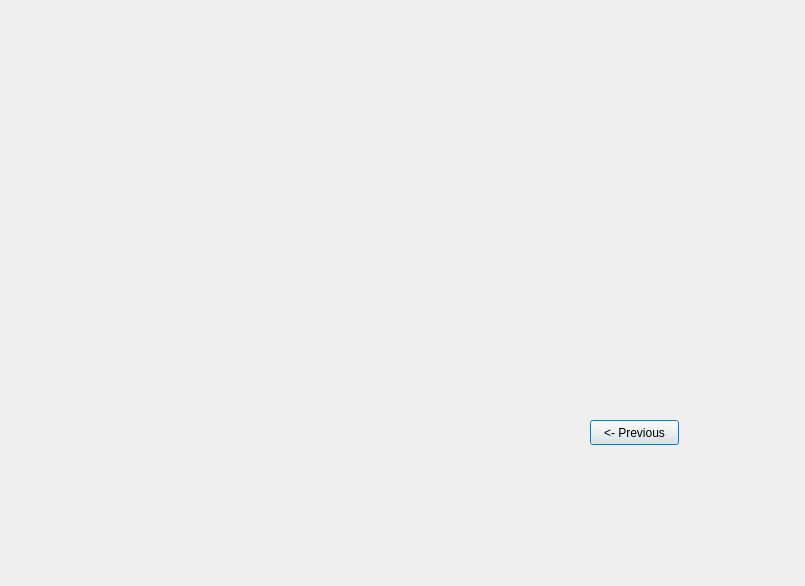
This is secondscreen.ui in Awsaf780/QT-RealTime-Data-Plot as Qt 5 draws it before an edit. The edited form follows.
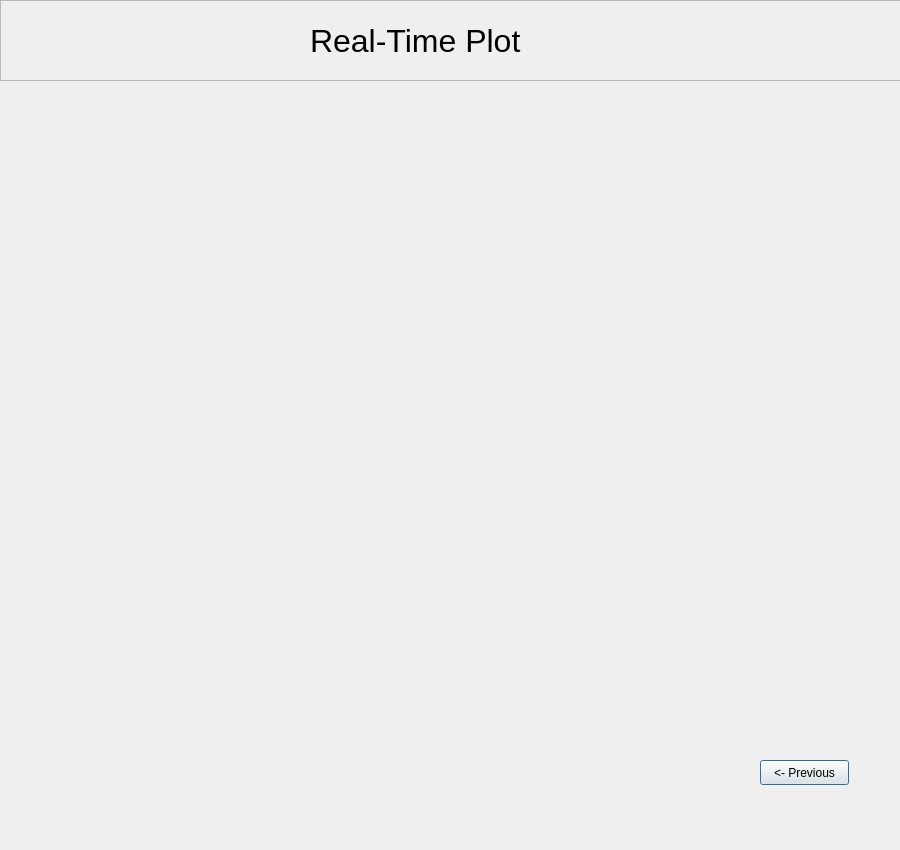
This is the edited form. Custom widgets are drawn as their Qt base class.

Commit message: Add Polar graph on second screen

What changed in the file:
```diff
--- a/secondscreen.ui
+++ b/secondscreen.ui
@@ -6,8 +6,8 @@
    <rect>
     <x>0</x>
     <y>0</y>
-    <width>805</width>
-    <height>586</height>
+    <width>900</width>
+    <height>850</height>
    </rect>
   </property>
   <property name="windowTitle">
@@ -16,8 +16,8 @@
   <widget class="QPushButton" name="pushButton">
    <property name="geometry">
     <rect>
-     <x>590</x>
-     <y>420</y>
+     <x>760</x>
+     <y>760</y>
      <width>89</width>
      <height>25</height>
     </rect>
@@ -26,7 +26,62 @@
     <string>&lt;- Previous</string>
    </property>
   </widget>
+  <widget class="QFrame" name="frame">
+   <property name="geometry">
+    <rect>
+     <x>0</x>
+     <y>0</y>
+     <width>901</width>
+     <height>81</height>
+    </rect>
+   </property>
+   <property name="autoFillBackground">
+    <bool>true</bool>
+   </property>
+   <property name="frameShape">
+    <enum>QFrame::StyledPanel</enum>
+   </property>
+   <property name="frameShadow">
+    <enum>QFrame::Raised</enum>
+   </property>
+   <widget class="QLabel" name="label_3">
+    <property name="geometry">
+     <rect>
+      <x>310</x>
+      <y>20</y>
+      <width>221</width>
+      <height>41</height>
+     </rect>
+    </property>
+    <property name="font">
+     <font>
+      <pointsize>24</pointsize>
+     </font>
+    </property>
+    <property name="text">
+     <string>Real-Time Plot</string>
+    </property>
+   </widget>
+  </widget>
+  <widget class="QCustomPlot" name="customPlot" native="true">
+   <property name="geometry">
+    <rect>
+     <x>150</x>
+     <y>170</y>
+     <width>561</width>
+     <height>371</height>
+    </rect>
+   </property>
+  </widget>
  </widget>
+ <customwidgets>
+  <customwidget>
+   <class>QCustomPlot</class>
+   <extends>QWidget</extends>
+   <header>qcustomplot.h</header>
+   <container>1</container>
+  </customwidget>
+ </customwidgets>
  <resources/>
  <connections/>
 </ui>
```
The commit also changes 4 other files.
